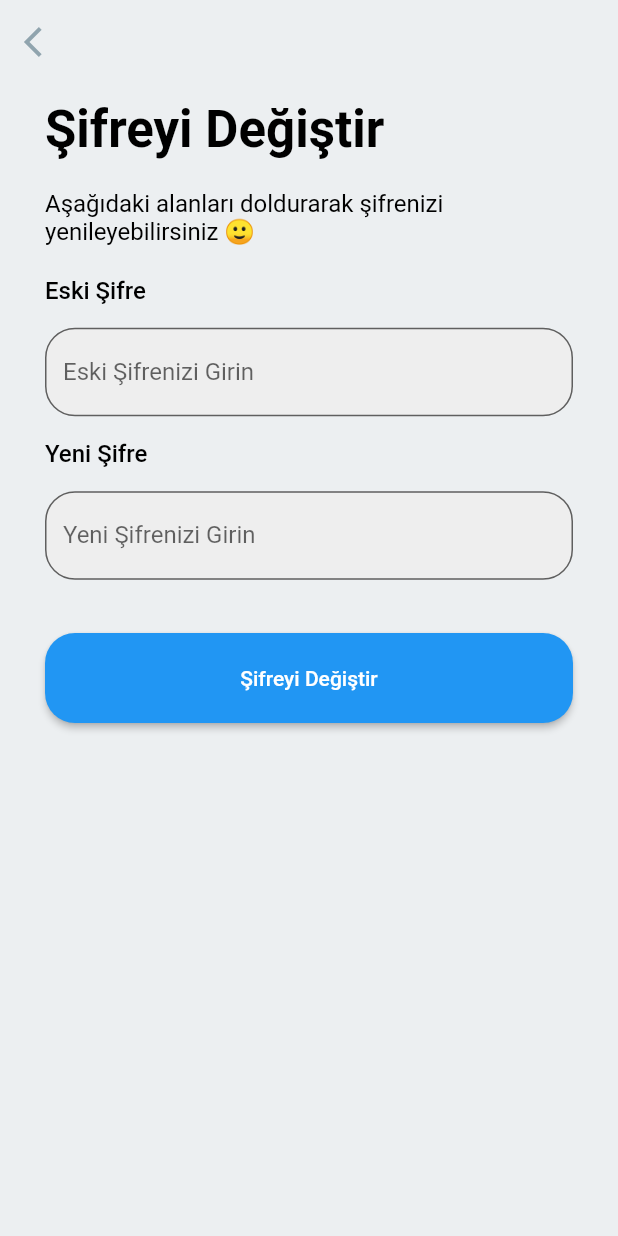
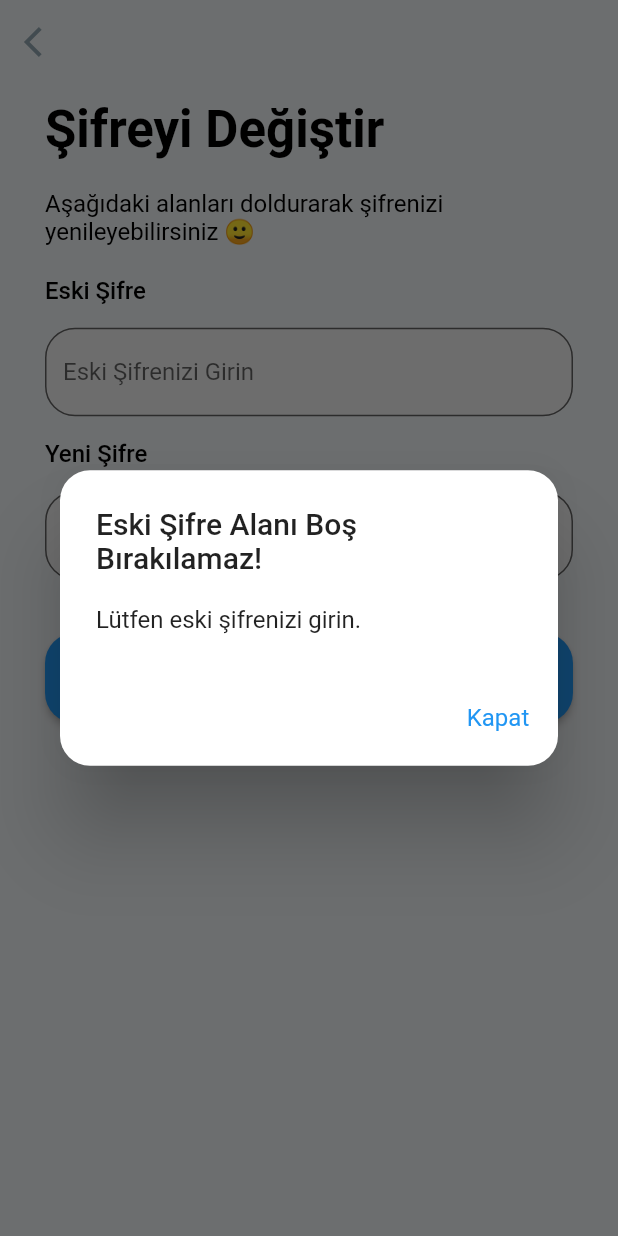
Before and after one commit to SezerKaynak/pomo2do, a Flutter app: the EditPassword screen opened directly, after a tap on "Şifreyi Değiştir", on a phone screen of 412 x 824 dp. Run offline on Flutter 3.47's test engine with Material 2 defaults, Android fonts, the phone set to English and light mode, and no system bars; our stand-ins replace cloud_firestore, firebase_auth, firebase_core, firebase_storage, image_picker; missing offline and left inert: firestore_search; accounts and stored records are empty.

Commit message:
Edit password edit
New alert dialogs and circular progress indicator added

```diff
--- a/lib/pages/edit_password.dart
+++ b/lib/pages/edit_password.dart
@@ -1,6 +1,7 @@
 import 'package:firebase_auth/firebase_auth.dart';
 import 'package:flutter/material.dart';
 import 'package:flutter_application_1/pages/login_page.dart';
+import 'package:flutter_application_1/project_theme_options.dart';
 import 'package:flutter_application_1/service/firebase_service.dart';
 
 class EditPassword extends StatefulWidget {
@@ -20,9 +21,20 @@ class _EditPasswordState extends State<EditPassword> {
   var oldPasswordHint = "Eski Şifrenizi Girin";
   var password = "Yeni Şifre";
   var passwordHint = "Yeni Şifrenizi Girin";
-
+  var oldPasswordAlert = "Eski Şifre Alanı Boş Bırakılamaz!";
+  var oldPasswordAlertSubtitle = "Lütfen eski şifrenizi girin.";
+  var passwordAlert = "Yeni Şifre Alanı Boş Bırakılamaz!";
+  var passwordAlertSubtitle = "Lütfen yeni şifrenizi girin.";
+  var passwordConfirmed = 'Şifreniz Başarıyla Değiştirildi.';
+  var passwordConfirmedSubtitle =
+      'Lütfen yeni şifrenizi kullanarak tekrar giriş yapınız.';
+  var weakPassword = "Güçsüz Şifre!";
+  var weakPasswordSubtitle = "Girdiğiniz şifre minimum 6 haneden oluşmalı!";
+  var wrongPassword = "Yanlış Şifre";
+  var wrongPasswordSubtitle = "Eski şifrenizi yanlış girdiniz!";
   final TextEditingController _passwordController = TextEditingController();
   final TextEditingController _oldpasswordController = TextEditingController();
+  bool isLoading = false;
   @override
   void dispose() {
     _passwordController.dispose();
@@ -31,21 +43,6 @@ class _EditPasswordState extends State<EditPassword> {
 
   final currentUser = FirebaseAuth.instance.currentUser;
   final AuthService _authService = AuthService();
-  // changePassword() async {
-  //   try {
-  //     await currentUser!.updatePassword(newPassword);
-  //     FirebaseAuth.instance.signOut();
-  //     Navigator.pushReplacement(
-  //       context,
-  //       MaterialPageRoute(
-  //         builder: (context) => const LoginPage(),
-  //       ),
-  //     );
-  //     ScaffoldMessenger.of(context).showSnackBar(SnackBar(
-  //         backgroundColor: Colors.black26,
-  //         content: Text("Your password has been changed...Login again!")));
-  //   } catch (error) {}
-  // }
 
   @override
   Widget build(BuildContext context) {
@@ -58,6 +55,15 @@ class _EditPasswordState extends State<EditPassword> {
               Navigator.pop(context);
             },
             icon: Icon(Icons.arrow_back_ios, color: Colors.blueGrey[300])),
+        actions: [
+          if (isLoading)
+            Padding(
+              padding: const EdgeInsets.all(8.0),
+              child: Center(
+                  child:
+                      CircularProgressIndicator(color: Colors.blueGrey[300])),
+            )
+        ],
       ),
       body: SingleChildScrollView(
         child: Form(
@@ -119,23 +125,88 @@ class _EditPasswordState extends State<EditPassword> {
                             shape: RoundedRectangleBorder(
                                 borderRadius: BorderRadius.circular(20))),
                         onPressed: () async {
-                          if (_formKey.currentState!.validate()) {
-                            setState(() {
-                              newPassword = _passwordController.text;
-                            });
-                            AuthCredential authCredential = EmailAuthProvider.credential(
-                              email: currentUser!.email ?? '',
-                              password: _oldpasswordController.text,
-                            );
-                            await currentUser!.reauthenticateWithCredential(authCredential);
-                            await currentUser!.updatePassword(newPassword);
-                            _authService.signOut();
-                            // ignore: use_build_context_synchronously
-                            Navigator.pushAndRemoveUntil(
-                                context,
-                                MaterialPageRoute(
-                                    builder: (context) => const LoginPage()),
-                                ModalRoute.withName("/Login"));
+                          if (_oldpasswordController.text == "") {
+                            showDialog(
+                                context: context,
+                                builder: (BuildContext context) {
+                                  return AlertWidget(
+                                      alertTitle: oldPasswordAlert,
+                                      alertSubtitle: oldPasswordAlertSubtitle);
+                                });
+                          } else if (_passwordController.text == "") {
+                            showDialog(
+                                context: context,
+                                builder: (BuildContext context) {
+                                  return AlertWidget(
+                                      alertTitle: passwordAlert,
+                                      alertSubtitle: passwordAlertSubtitle);
+                                });
+                          } else {
+                            try {
+                              if (_formKey.currentState!.validate()) {
+                                setState(() {
+                                  newPassword = _passwordController.text;
+                                  isLoading = true;
+                                });
+
+                                await editPassword();
+
+                                await currentUser!.updatePassword(newPassword);
+
+                                setState(() {
+                                  isLoading = false;
+                                });
+                                showDialog(
+                                    context: context,
+                                    builder: (BuildContext context) {
+                                      return AlertDialog(
+                                        shape: const RoundedRectangleBorder(
+                                            borderRadius: BorderRadius.all(
+                                                Radius.circular(20.0))),
+                                        title: Text(passwordConfirmed),
+                                        content: Text(passwordAlertSubtitle),
+                                        actions: [
+                                          TextButton(
+                                            onPressed: () {
+                                              _authService.signOut();
+                                            },
+                                            child: Text(
+                                              "Kapat",
+                                              style: Theme.of(context)
+                                                  .textTheme
+                                                  .subtitle1
+                                                  ?.copyWith(
+                                                      color:
+                                                          ProjectThemeOptions()
+                                                              .backGroundColor),
+                                            ),
+                                          ),
+                                        ],
+                                      );
+                                    });
+                              }
+                            } on FirebaseAuthException catch (e) {
+                              setState(() {
+                                isLoading = false;
+                              });
+                              if (e.code == 'weak-password') {
+                                showDialog(
+                                    context: context,
+                                    builder: (BuildContext context) {
+                                      return AlertWidget(
+                                          alertTitle: weakPassword,
+                                          alertSubtitle: weakPasswordSubtitle);
+                                    });
+                              } else if (e.code == 'wrong-password') {
+                                showDialog(
+                                    context: context,
+                                    builder: (BuildContext context) {
+                                      return AlertWidget(
+                                          alertTitle: wrongPassword,
+                                          alertSubtitle: wrongPasswordSubtitle);
+                                    });
+                              }
+                            }
                           }
                         },
                         child: const Text("Şifreyi Değiştir"))),
@@ -146,4 +217,12 @@ class _EditPasswordState extends State<EditPassword> {
       ),
     );
   }
+
+  Future<UserCredential> editPassword() {
+    AuthCredential authCredential = EmailAuthProvider.credential(
+      email: currentUser!.email ?? '',
+      password: _oldpasswordController.text,
+    );
+    return currentUser!.reauthenticateWithCredential(authCredential);
+  }
 }
```
